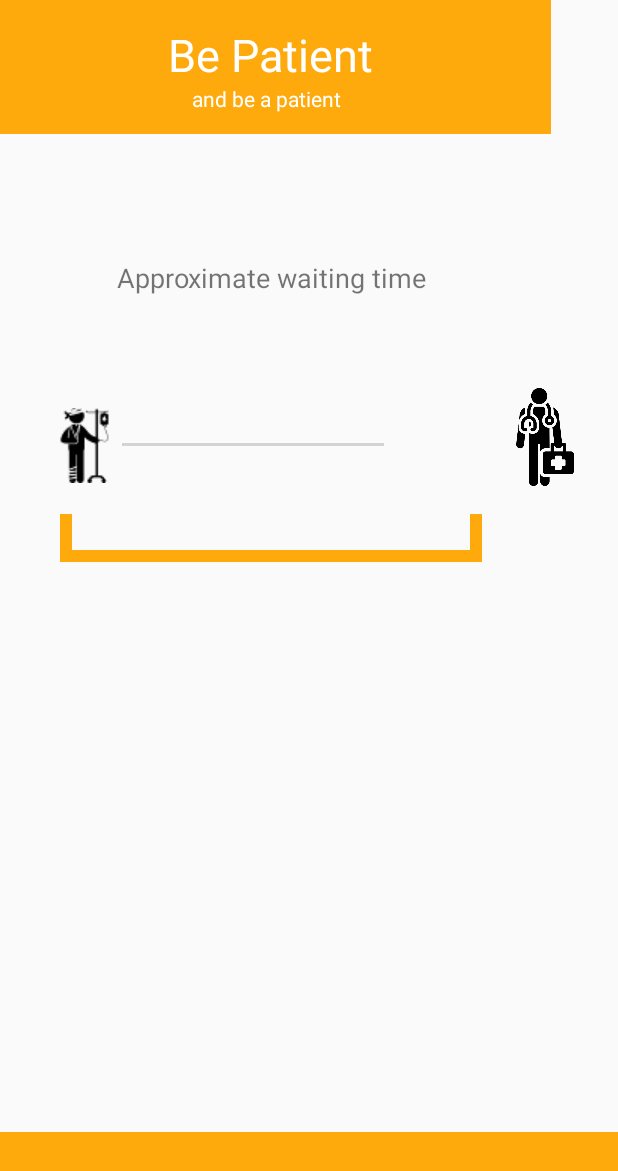
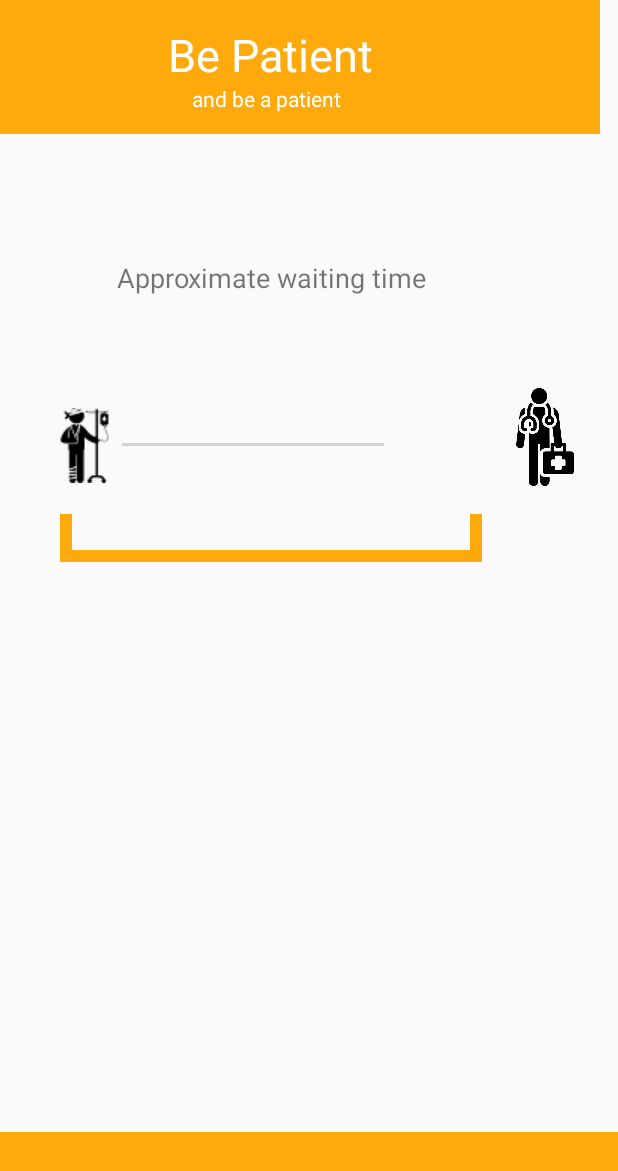
Before and after one commit to CSE-Hack-18/ER-To-Go, an Android app: the layout client.xml on its own in the app's theme, with its tools: preview values and no code run, on a phone screen of 412 x 824 dp. Shown: the top 1171 px of the screen. Run offline under Robolectric (Android 15) with nearby library versions, the phone set to English and light mode, and no system bars.

Commit message:
typo fixes

```diff
--- a/ERToGo/app/src/main/res/layout/activity_main.xml
+++ b/ERToGo/app/src/main/res/layout/activity_main.xml
@@ -64,7 +64,7 @@
         android:layout_alignParentStart="true"
         android:layout_alignParentTop="true"
         android:background="#000000"
-        android:text="Personall Login"
+        android:text="Personnel login"
         android:textColor="#ffffff"
         android:textSize="24sp" />
 
--- a/ERToGo/app/src/main/res/layout/client.xml
+++ b/ERToGo/app/src/main/res/layout/client.xml
@@ -47,8 +47,10 @@
 
     <ImageView
         android:id="@+id/imageView6"
-        android:layout_width="367dp"
+        android:layout_width="403dp"
         android:layout_height="89dp"
+        android:layout_marginEnd="17dp"
+        app:layout_constraintEnd_toEndOf="parent"
         app:layout_constraintStart_toStartOf="parent"
         app:layout_constraintTop_toTopOf="parent"
         app:srcCompat="?android:attr/colorPressedHighlight" />
--- a/ERToGo/app/src/main/res/layout/self_diag_part.xml
+++ b/ERToGo/app/src/main/res/layout/self_diag_part.xml
@@ -83,7 +83,7 @@
         android:layout_height="21dp"
         android:layout_marginStart="16dp"
         android:layout_marginTop="28dp"
-        android:text="Reoccuring"
+        android:text="Recurring "
         app:layout_constraintStart_toStartOf="parent"
         app:layout_constraintTop_toBottomOf="@+id/spinner" />
 
@@ -93,7 +93,7 @@
         android:layout_height="21dp"
         android:layout_marginStart="128dp"
         android:layout_marginTop="28dp"
-        android:text="Intensity/Pain"
+        android:text="Pain intensity"
         app:layout_constraintStart_toEndOf="@+id/waiting_count"
         app:layout_constraintTop_toBottomOf="@+id/spinner" />
 
```
